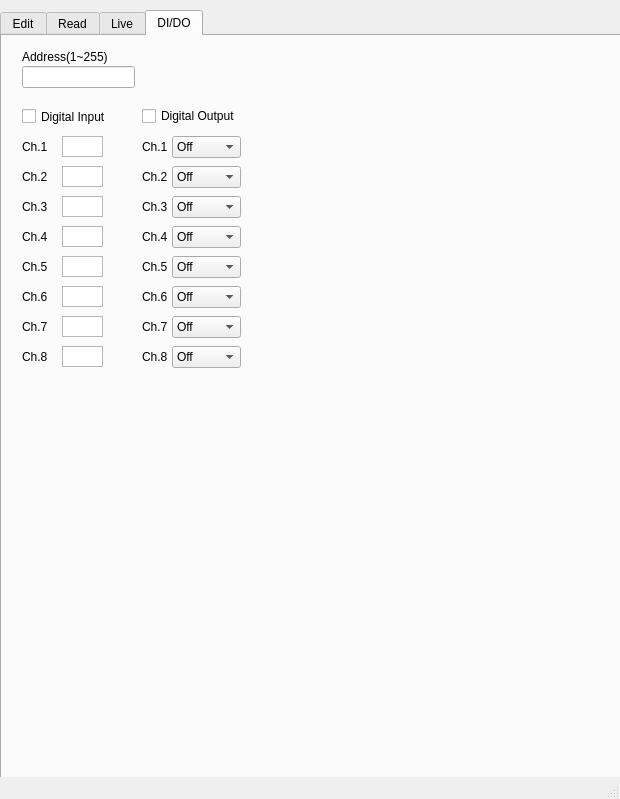
Qt form DBC_Editor/mainwindow.ui (kimbc814/CAN_Editor) before a commit.
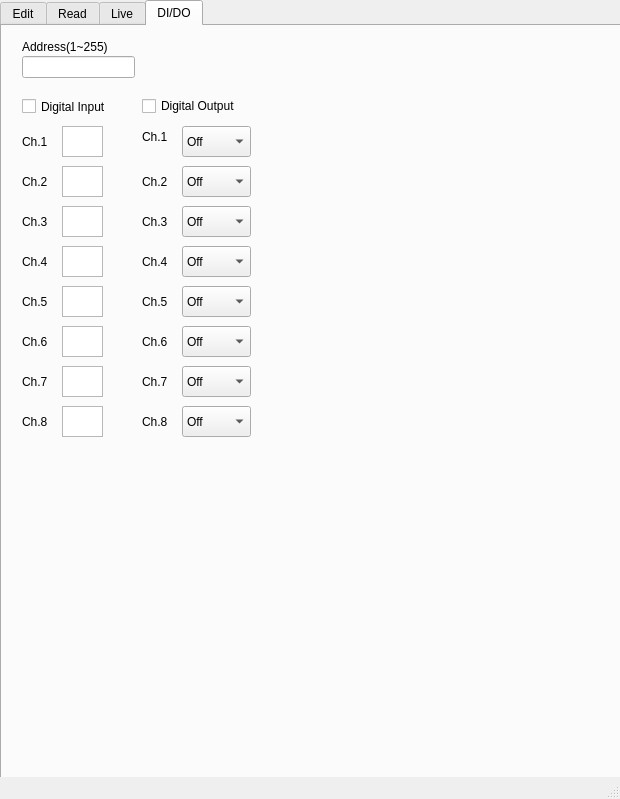
The same form after that commit.

Diff of the .ui file:
```diff
--- a/DBC_Editor/mainwindow.ui
+++ b/DBC_Editor/mainwindow.ui
@@ -18,7 +18,7 @@
     <property name="geometry">
      <rect>
       <x>0</x>
-      <y>10</y>
+      <y>0</y>
       <width>621</width>
       <height>781</height>
      </rect>
@@ -1017,7 +1017,7 @@
         <x>60</x>
         <y>100</y>
         <width>41</width>
-        <height>21</height>
+        <height>31</height>
        </rect>
       </property>
       <property name="font">
@@ -1032,7 +1032,7 @@
         <x>20</x>
         <y>100</y>
         <width>31</width>
-        <height>21</height>
+        <height>31</height>
        </rect>
       </property>
       <property name="text">
@@ -1043,9 +1043,9 @@
       <property name="geometry">
        <rect>
         <x>60</x>
-        <y>130</y>
+        <y>140</y>
         <width>41</width>
-        <height>21</height>
+        <height>31</height>
        </rect>
       </property>
       <property name="font">
@@ -1058,9 +1058,9 @@
       <property name="geometry">
        <rect>
         <x>60</x>
-        <y>160</y>
+        <y>180</y>
         <width>41</width>
-        <height>21</height>
+        <height>31</height>
        </rect>
       </property>
       <property name="font">
@@ -1073,9 +1073,9 @@
       <property name="geometry">
        <rect>
         <x>60</x>
-        <y>190</y>
+        <y>220</y>
         <width>41</width>
-        <height>21</height>
+        <height>31</height>
        </rect>
       </property>
       <property name="font">
@@ -1088,9 +1088,9 @@
       <property name="geometry">
        <rect>
         <x>60</x>
-        <y>220</y>
+        <y>260</y>
         <width>41</width>
-        <height>21</height>
+        <height>31</height>
        </rect>
       </property>
       <property name="font">
@@ -1103,9 +1103,9 @@
       <property name="geometry">
        <rect>
         <x>60</x>
-        <y>250</y>
+        <y>300</y>
         <width>41</width>
-        <height>21</height>
+        <height>31</height>
        </rect>
       </property>
       <property name="font">
@@ -1118,9 +1118,9 @@
       <property name="geometry">
        <rect>
         <x>60</x>
-        <y>280</y>
+        <y>340</y>
         <width>41</width>
-        <height>21</height>
+        <height>31</height>
        </rect>
       </property>
       <property name="font">
@@ -1133,9 +1133,9 @@
       <property name="geometry">
        <rect>
         <x>60</x>
-        <y>310</y>
+        <y>380</y>
         <width>41</width>
-        <height>21</height>
+        <height>31</height>
        </rect>
       </property>
       <property name="font">
@@ -1148,9 +1148,9 @@
       <property name="geometry">
        <rect>
         <x>20</x>
-        <y>130</y>
+        <y>140</y>
         <width>31</width>
-        <height>21</height>
+        <height>31</height>
        </rect>
       </property>
       <property name="text">
@@ -1161,9 +1161,9 @@
       <property name="geometry">
        <rect>
         <x>20</x>
-        <y>220</y>
+        <y>260</y>
         <width>31</width>
-        <height>21</height>
+        <height>31</height>
        </rect>
       </property>
       <property name="text">
@@ -1174,9 +1174,9 @@
       <property name="geometry">
        <rect>
         <x>20</x>
-        <y>160</y>
+        <y>180</y>
         <width>31</width>
-        <height>21</height>
+        <height>31</height>
        </rect>
       </property>
       <property name="text">
@@ -1187,9 +1187,9 @@
       <property name="geometry">
        <rect>
         <x>20</x>
-        <y>190</y>
+        <y>220</y>
         <width>31</width>
-        <height>21</height>
+        <height>31</height>
        </rect>
       </property>
       <property name="text">
@@ -1200,9 +1200,9 @@
       <property name="geometry">
        <rect>
         <x>20</x>
-        <y>250</y>
+        <y>300</y>
         <width>31</width>
-        <height>21</height>
+        <height>31</height>
        </rect>
       </property>
       <property name="text">
@@ -1213,9 +1213,9 @@
       <property name="geometry">
        <rect>
         <x>20</x>
-        <y>280</y>
+        <y>340</y>
         <width>31</width>
-        <height>21</height>
+        <height>31</height>
        </rect>
       </property>
       <property name="text">
@@ -1226,9 +1226,9 @@
       <property name="geometry">
        <rect>
         <x>20</x>
-        <y>310</y>
+        <y>380</y>
         <width>31</width>
-        <height>21</height>
+        <height>31</height>
        </rect>
       </property>
       <property name="text">
@@ -1240,7 +1240,7 @@
        <rect>
         <x>20</x>
         <y>70</y>
-        <width>91</width>
+        <width>111</width>
         <height>21</height>
        </rect>
       </property>
@@ -1258,7 +1258,7 @@
        <rect>
         <x>140</x>
         <y>70</y>
-        <width>101</width>
+        <width>131</width>
         <height>20</height>
        </rect>
       </property>
@@ -1270,9 +1270,9 @@
       <property name="geometry">
        <rect>
         <x>140</x>
-        <y>220</y>
+        <y>260</y>
         <width>31</width>
-        <height>21</height>
+        <height>31</height>
        </rect>
       </property>
       <property name="text">
@@ -1283,9 +1283,9 @@
       <property name="geometry">
        <rect>
         <x>140</x>
-        <y>310</y>
+        <y>380</y>
         <width>31</width>
-        <height>21</height>
+        <height>31</height>
        </rect>
       </property>
       <property name="text">
@@ -1296,9 +1296,9 @@
       <property name="geometry">
        <rect>
         <x>140</x>
-        <y>130</y>
+        <y>140</y>
         <width>31</width>
-        <height>21</height>
+        <height>31</height>
        </rect>
       </property>
       <property name="text">
@@ -1322,9 +1322,9 @@
       <property name="geometry">
        <rect>
         <x>140</x>
-        <y>250</y>
+        <y>300</y>
         <width>31</width>
-        <height>21</height>
+        <height>31</height>
        </rect>
       </property>
       <property name="text">
@@ -1335,9 +1335,9 @@
       <property name="geometry">
        <rect>
         <x>140</x>
-        <y>160</y>
+        <y>180</y>
         <width>31</width>
-        <height>21</height>
+        <height>31</height>
        </rect>
       </property>
       <property name="text">
@@ -1348,9 +1348,9 @@
       <property name="geometry">
        <rect>
         <x>140</x>
-        <y>280</y>
+        <y>340</y>
         <width>31</width>
-        <height>21</height>
+        <height>31</height>
        </rect>
       </property>
       <property name="text">
@@ -1361,9 +1361,9 @@
       <property name="geometry">
        <rect>
         <x>140</x>
-        <y>190</y>
+        <y>220</y>
         <width>31</width>
-        <height>21</height>
+        <height>31</height>
        </rect>
       </property>
       <property name="text">
@@ -1373,10 +1373,10 @@
      <widget class="QComboBox" name="DO_comboBox_1">
       <property name="geometry">
        <rect>
-        <x>170</x>
+        <x>180</x>
         <y>100</y>
         <width>69</width>
-        <height>22</height>
+        <height>31</height>
        </rect>
       </property>
       <item>
@@ -1393,10 +1393,10 @@
      <widget class="QComboBox" name="DO_comboBox_2">
       <property name="geometry">
        <rect>
-        <x>170</x>
-        <y>130</y>
+        <x>180</x>
+        <y>140</y>
         <width>69</width>
-        <height>22</height>
+        <height>31</height>
        </rect>
       </property>
       <item>
@@ -1413,10 +1413,10 @@
      <widget class="QComboBox" name="DO_comboBox_3">
       <property name="geometry">
        <rect>
-        <x>170</x>
-        <y>160</y>
+        <x>180</x>
+        <y>180</y>
         <width>69</width>
-        <height>22</height>
+        <height>31</height>
        </rect>
       </property>
       <item>
@@ -1433,10 +1433,10 @@
      <widget class="QComboBox" name="DO_comboBox_4">
       <property name="geometry">
        <rect>
-        <x>170</x>
-        <y>190</y>
+        <x>180</x>
+        <y>220</y>
         <width>69</width>
-        <height>22</height>
+        <height>31</height>
        </rect>
       </property>
       <item>
@@ -1453,10 +1453,10 @@
      <widget class="QComboBox" name="DO_comboBox_5">
       <property name="geometry">
        <rect>
-        <x>170</x>
-        <y>220</y>
+        <x>180</x>
+        <y>260</y>
         <width>69</width>
-        <height>22</height>
+        <height>31</height>
        </rect>
       </property>
       <item>
@@ -1473,10 +1473,10 @@
      <widget class="QComboBox" name="DO_comboBox_6">
       <property name="geometry">
        <rect>
-        <x>170</x>
-        <y>250</y>
+        <x>180</x>
+        <y>300</y>
         <width>69</width>
-        <height>22</height>
+        <height>31</height>
        </rect>
       </property>
       <item>
@@ -1493,10 +1493,10 @@
      <widget class="QComboBox" name="DO_comboBox_7">
       <property name="geometry">
        <rect>
-        <x>170</x>
-        <y>280</y>
+        <x>180</x>
+        <y>340</y>
         <width>69</width>
-        <height>22</height>
+        <height>31</height>
        </rect>
       </property>
       <item>
@@ -1513,10 +1513,10 @@
      <widget class="QComboBox" name="DO_comboBox_8">
       <property name="geometry">
        <rect>
-        <x>170</x>
-        <y>310</y>
+        <x>180</x>
+        <y>380</y>
         <width>69</width>
-        <height>22</height>
+        <height>31</height>
        </rect>
       </property>
       <item>
@@ -1545,7 +1545,7 @@
        <rect>
         <x>20</x>
         <y>10</y>
-        <width>91</width>
+        <width>111</width>
         <height>21</height>
        </rect>
       </property>
```
